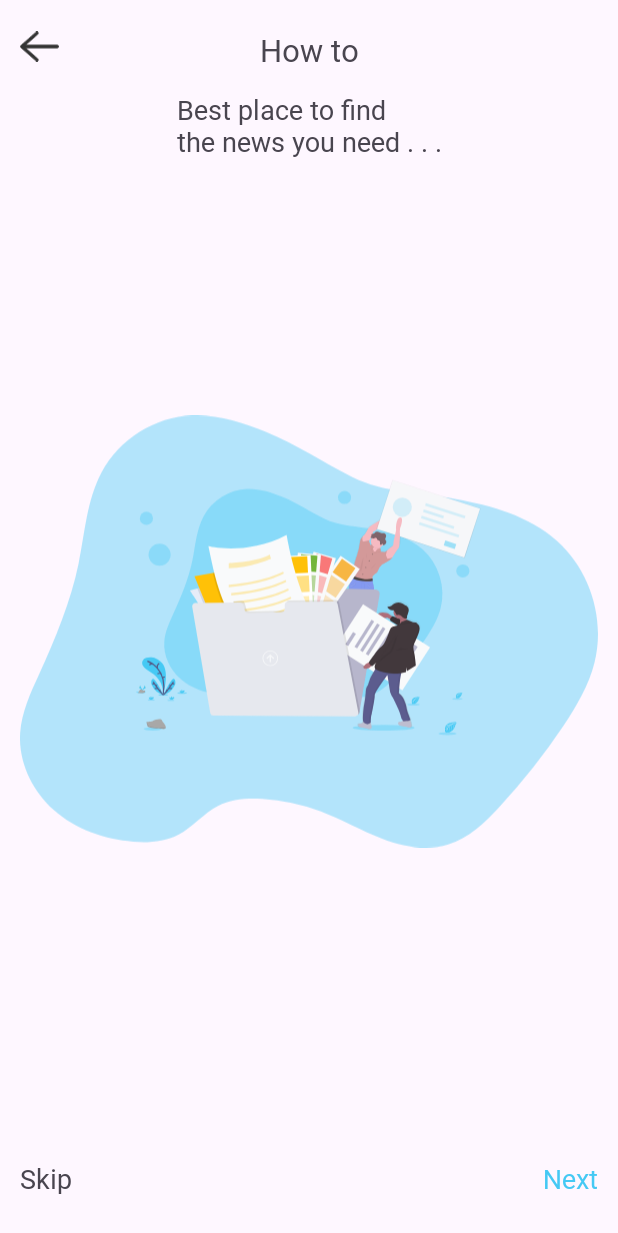
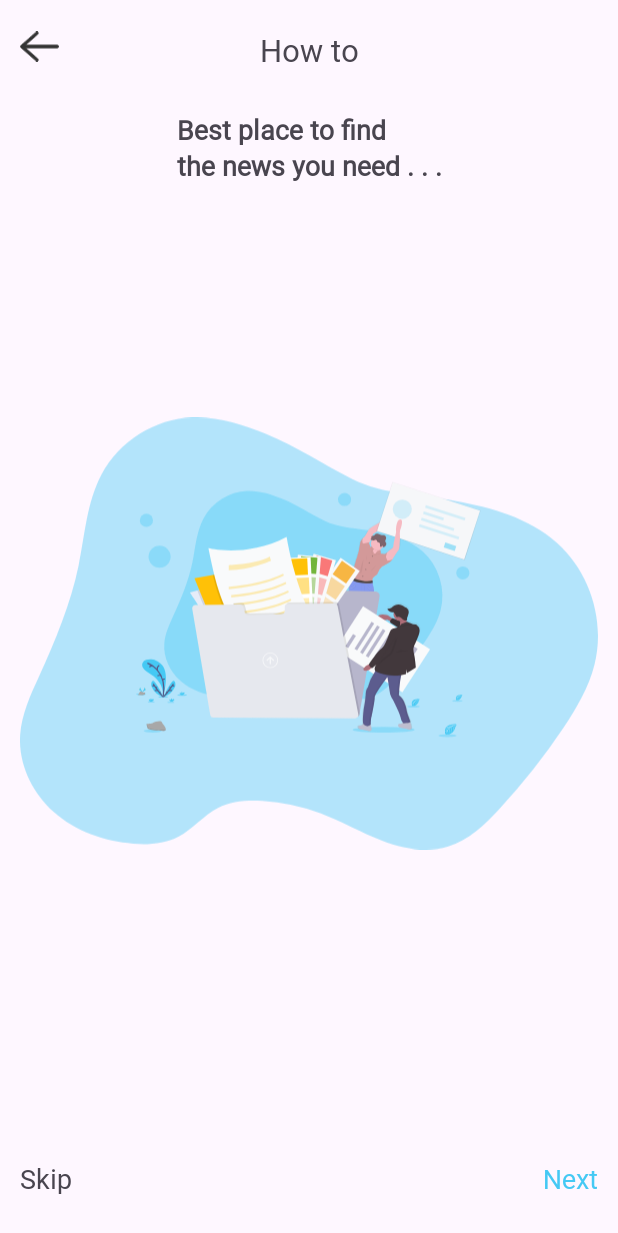
Before and after one commit to StonedRio/NewsHunt, an Android app: the fragment HowToFragment placed in its activity, on a phone screen of 412 x 824 dp. Shown: the top 1233 px of the screen. Run offline under Robolectric (Android 15) with nearby library versions, the phone set to English and light mode, and no system bars; our stand-ins replace sdp/ssp sizes.

Commit message:
how to page adjustment

```diff
--- a/app/src/main/java/com/example/newshunt/adapters/HowToPagerAdapter.java
+++ b/app/src/main/java/com/example/newshunt/adapters/HowToPagerAdapter.java
@@ -2,6 +2,7 @@ package com.example.newshunt.adapters;
 
 import android.content.Context;
 import android.media.Image;
+import android.text.Spanned;
 import android.view.LayoutInflater;
 import android.view.View;
 import android.view.ViewGroup;
@@ -9,6 +10,7 @@ import android.widget.ImageView;
 import android.widget.TextView;
 
 import androidx.annotation.NonNull;
+import androidx.core.text.HtmlCompat;
 import androidx.viewpager.widget.PagerAdapter;
 
 import com.example.newshunt.R;
@@ -46,9 +48,13 @@ public class HowToPagerAdapter extends PagerAdapter {
         ImageView imageView = view.findViewById(R.id.image_view);
         TextView descriptionTextView = view.findViewById(R.id.description_textview);
 
-        titleTextView.setText(howTo.getTitle());
+        Spanned hmtTitle = HtmlCompat.fromHtml(howTo.getTitle(),HtmlCompat.FROM_HTML_MODE_COMPACT);
+        titleTextView.setText(hmtTitle);
+
         imageView.setImageResource(howTo.getImageResourceId());
-        descriptionTextView.setText(howTo.getDescription());
+
+        Spanned htmDescription=HtmlCompat.fromHtml(howTo.getDescription(),HtmlCompat.FROM_HTML_MODE_COMPACT);
+        descriptionTextView.setText(htmDescription);
 
         container.addView(view);
 
--- a/app/src/main/java/com/example/newshunt/fragments/HowToFragment.java
+++ b/app/src/main/java/com/example/newshunt/fragments/HowToFragment.java
@@ -85,31 +85,31 @@ public class HowToFragment extends Fragment {
 
         ArrayList<HowTo> list=new ArrayList<>();
 
-        HowTo howTo1=new HowTo("Best place to find\n" +
-                "the news you need . . .",R.drawable.how_to_image1,"");
+        HowTo howTo1=new HowTo("<b>Best place to find</b><br>" +
+                "<b>the news you need . . .</b>",R.drawable.how_to_image1,"");
         list.add(howTo1);
 
-        HowTo howTo2=new HowTo("You can check news analysis by\n" +
-                "pressing icons bellow each news",R.drawable.how_to_image2,"And also check its original source\n" +
-                "by clicking View Source on every\n" +
+        HowTo howTo2=new HowTo("You can check news analysis by<br>" +
+                "pressing icons bellow each news",R.drawable.how_to_image2,"And also check its original source<br>" +
+                "by clicking <font color='#45C9F4'>View Source</font> on every<br>" +
                 "news page . . .");
         list.add(howTo2);
 
-        HowTo howTo3=new HowTo("Language Selection as easy as\n" +
-                "clicking on language button on\n" +
-                "home screen and selecting your\n" +
+        HowTo howTo3=new HowTo("<font color='#45C9F4'>Language Selection</font> as easy as<br>" +
+                "clicking on language button on<br>" +
+                "home screen and selecting your<br>" +
                 "desired language ",R.drawable.how_to_image3,"");
         list.add(howTo3);
 
-        HowTo howTo4=new HowTo("Customizing News Sources\n" +
-                "Click menu and click on News\n" +
-                "for current sources and for new\n" +
+        HowTo howTo4=new HowTo("Customizing <font color='#45C9F4'>News Sources</font><br>" +
+                "Click menu and click on <font color='#45C9F4'>News</font><br>" +
+                "for current sources and for new<br>" +
                 "source go to follow tab . . .",R.drawable.how_to_image4,"");
         list.add(howTo4);
 
-        HowTo howTo5=new HowTo("Customizing News Categories\n" +
-                "Click menu and click on Category\n" +
-                "for current categories and for new\n" +
+        HowTo howTo5=new HowTo("Customizing <font color='#45C9F4'>News Categories</font><br>" +
+                "Click menu and click on <font color='#45C9F4'>Category</font><br>" +
+                "for current categories and for new<br>" +
                 "categories go to follow tab . . .",R.drawable.how_to_image5,"");
         list.add(howTo5);
 
--- a/app/src/main/res/layout/fragment_how_to.xml
+++ b/app/src/main/res/layout/fragment_how_to.xml
@@ -32,17 +32,28 @@
         app:layout_constraintStart_toStartOf="parent"
         app:layout_constraintTop_toTopOf="parent" />
 
-        <androidx.viewpager.widget.ViewPager
-            android:id="@+id/view_pager"
-            android:layout_width="match_parent"
+
+
+        <androidx.core.widget.NestedScrollView
+            android:layout_width="0dp"
             android:layout_height="0dp"
+            android:fillViewport="true"
             android:layout_marginVertical="@dimen/_10sdp"
             app:layout_constraintBottom_toTopOf="@+id/skip_text_view"
             app:layout_constraintEnd_toEndOf="parent"
-            app:layout_constraintHorizontal_bias="0.0"
             app:layout_constraintStart_toStartOf="parent"
-            app:layout_constraintTop_toBottomOf="@+id/page_title"
-            app:layout_constraintVertical_bias="0.365" />
+            app:layout_constraintTop_toBottomOf="@+id/page_title">
+
+            <androidx.viewpager.widget.ViewPager
+                android:id="@+id/view_pager"
+                android:layout_width="match_parent"
+                android:layout_height="wrap_content"
+                android:layout_marginVertical="@dimen/_10sdp"
+                app:layout_constraintBottom_toTopOf="@+id/skip_text_view"
+                app:layout_constraintEnd_toEndOf="parent"
+                app:layout_constraintStart_toStartOf="parent"
+                app:layout_constraintTop_toBottomOf="@+id/page_title"/>
+        </androidx.core.widget.NestedScrollView>
 
         <TextView
         android:id="@+id/skip_text_view"
--- a/app/src/main/res/layout/how_to_cardview.xml
+++ b/app/src/main/res/layout/how_to_cardview.xml
@@ -8,8 +8,9 @@
             android:id="@+id/title_textview"
             android:layout_width="wrap_content"
             android:layout_height="wrap_content"
+            android:fontFamily="@font/ebrima_regular"
             android:textSize="@dimen/_14ssp"
-        android:fontFamily="@font/ebrima_regular"
+            android:text="dvsdfe"
             app:layout_constraintEnd_toEndOf="parent"
             app:layout_constraintStart_toStartOf="parent"
             app:layout_constraintTop_toTopOf="parent" />
@@ -17,19 +18,22 @@
         <ImageView
             android:id="@+id/image_view"
             android:layout_width="match_parent"
-        android:layout_height="wrap_content"
+            android:layout_height="0dp"
             android:layout_marginVertical="@dimen/_10sdp"
+            android:src="@drawable/how_to_image2"
             app:layout_constraintBottom_toTopOf="@+id/description_textview"
             app:layout_constraintEnd_toEndOf="parent"
             app:layout_constraintStart_toStartOf="parent"
-        app:layout_constraintTop_toBottomOf="@+id/title_textview" />
+            app:layout_constraintTop_toBottomOf="@+id/title_textview"
+           />
 
         <TextView
             android:id="@+id/description_textview"
             android:layout_width="wrap_content"
             android:layout_height="wrap_content"
+            android:fontFamily="@font/ebrima_regular"
             android:textSize="@dimen/_14ssp"
-        android:fontFamily="@font/ebrima_regular"
+            android:text="kjkjlkjllk"
             app:layout_constraintBottom_toBottomOf="parent"
             app:layout_constraintEnd_toEndOf="parent"
             app:layout_constraintStart_toStartOf="parent" />
```
Lines whose indentation alone changed are shown as unchanged.
